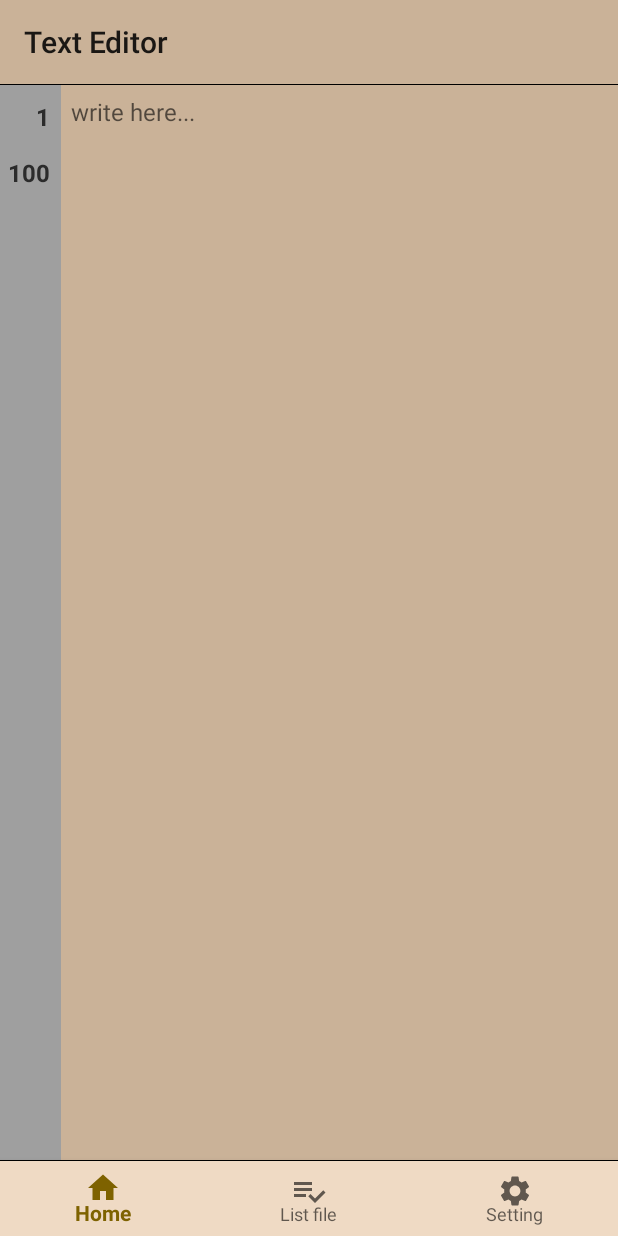
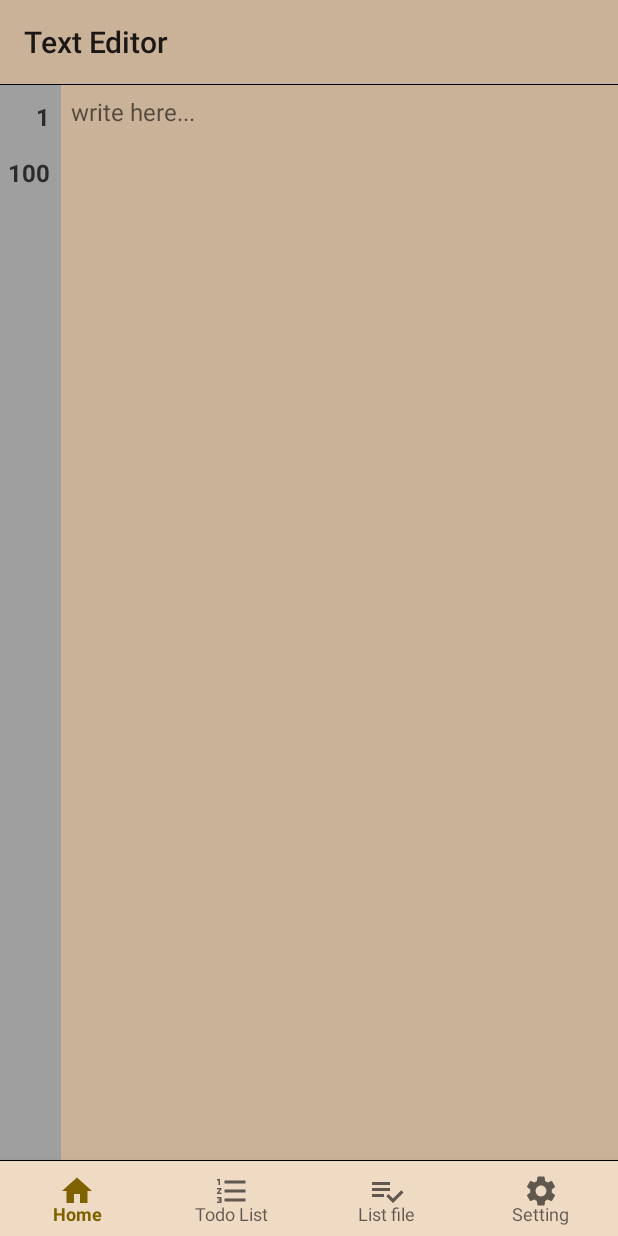
Before and after one commit to haumenphai/Android-TextEditor-Note-TodoList, an Android app: the screen it shows after launch (MainActivity), on a phone screen of 412 x 824 dp. Run offline under Robolectric (Android 15) with nearby library versions, the phone set to English and light mode, and no system bars; our stand-ins replace Room's generated code; libraries missing offline, so code that uses them is left out: promax.hmp.dev; 1 statement that could not run was skipped.

Commit message:
thêm chức năng: todo list (1)

```diff
--- a/app/src/main/java/promax/dohaumen/text_edittor_mvvm/data/FileTextDao.java
+++ b/app/src/main/java/promax/dohaumen/text_edittor_mvvm/data/file_text/FileTextDao.java
@@ -1,4 +1,4 @@
-package promax.dohaumen.text_edittor_mvvm.data;
+package promax.dohaumen.text_edittor_mvvm.data.file_text;
 
 
 import androidx.lifecycle.LiveData;
@@ -35,5 +35,4 @@ public interface FileTextDao {
     @Query("SELECT * FROM filetext WHERE isDeleted = :getListDelete")
     LiveData<List<FileText>> getLiveData(boolean getListDelete);
 
-
 }
--- a/app/src/main/java/promax/dohaumen/text_edittor_mvvm/data/FileTextDatabase.java
+++ b/app/src/main/java/promax/dohaumen/text_edittor_mvvm/data/file_text/FileTextDatabase.java
@@ -1,17 +1,13 @@
-package promax.dohaumen.text_edittor_mvvm.data;
+package promax.dohaumen.text_edittor_mvvm.data.file_text;
 
 
 import android.os.AsyncTask;
-import android.os.CountDownTimer;
 
 import androidx.annotation.NonNull;
-import androidx.room.Dao;
 import androidx.room.Database;
 import androidx.room.Room;
 import androidx.room.RoomDatabase;
 import androidx.sqlite.db.SupportSQLiteDatabase;
-
-import java.util.List;
 
 import promax.dohaumen.text_edittor_mvvm.MyApplication;
 import promax.dohaumen.text_edittor_mvvm.models.FileText;
--- a/app/src/main/java/promax/dohaumen/text_edittor_mvvm/data/FileTextRes.kt
+++ b/app/src/main/java/promax/dohaumen/text_edittor_mvvm/data/file_text/FileTextRes.kt
@@ -1,5 +1,6 @@
-package promax.dohaumen.text_edittor_mvvm.data
+package promax.dohaumen.text_edittor_mvvm.data.file_text
 
+import promax.dohaumen.text_edittor_mvvm.data.file_text.FileTextDatabase
 import promax.dohaumen.text_edittor_mvvm.helper.getCurrentDate12h
 import promax.dohaumen.text_edittor_mvvm.models.FileText
 
--- a/app/src/main/java/promax/dohaumen/text_edittor_mvvm/viewmodel/HomeFragmentViewModel.kt
+++ b/app/src/main/java/promax/dohaumen/text_edittor_mvvm/viewmodel/HomeFragmentViewModel.kt
@@ -5,7 +5,7 @@ import androidx.lifecycle.MutableLiveData
 import androidx.lifecycle.ViewModel
 import promax.dohaumen.text_edittor_mvvm.MyApplication
 import promax.dohaumen.text_edittor_mvvm.R
-import promax.dohaumen.text_edittor_mvvm.data.FileTextDatabase
+import promax.dohaumen.text_edittor_mvvm.data.file_text.FileTextDatabase
 import promax.dohaumen.text_edittor_mvvm.data.sharef.HomeFragmentData
 import promax.dohaumen.text_edittor_mvvm.helper.getCurrentDate12h
 import promax.dohaumen.text_edittor_mvvm.models.FileText
--- a/app/src/main/java/promax/dohaumen/text_edittor_mvvm/viewmodel/ListFileDeletedFragmentViewModel.kt
+++ b/app/src/main/java/promax/dohaumen/text_edittor_mvvm/viewmodel/ListFileDeletedFragmentViewModel.kt
@@ -3,7 +3,7 @@ package promax.dohaumen.text_edittor_mvvm.viewmodel
 import androidx.lifecycle.LiveData
 import androidx.lifecycle.MutableLiveData
 import androidx.lifecycle.ViewModel
-import promax.dohaumen.text_edittor_mvvm.data.FileTextDatabase
+import promax.dohaumen.text_edittor_mvvm.data.file_text.FileTextDatabase
 import promax.dohaumen.text_edittor_mvvm.models.FileText
 
 class ListFileDeletedFragmentViewModel: ViewModel() {
--- a/app/src/main/java/promax/dohaumen/text_edittor_mvvm/viewmodel/ListFileFragmentViewModel.kt
+++ b/app/src/main/java/promax/dohaumen/text_edittor_mvvm/viewmodel/ListFileFragmentViewModel.kt
@@ -3,10 +3,9 @@ package promax.dohaumen.text_edittor_mvvm.viewmodel
 import androidx.lifecycle.LiveData
 import androidx.lifecycle.MutableLiveData
 import androidx.lifecycle.ViewModel
-import promax.dohaumen.text_edittor_mvvm.MyApplication
 import promax.dohaumen.text_edittor_mvvm.R
-import promax.dohaumen.text_edittor_mvvm.data.FileTextDatabase
-import promax.dohaumen.text_edittor_mvvm.data.FileTextRes
+import promax.dohaumen.text_edittor_mvvm.data.file_text.FileTextDatabase
+import promax.dohaumen.text_edittor_mvvm.data.file_text.FileTextRes
 import promax.dohaumen.text_edittor_mvvm.helper.getCurrentDate12h
 import promax.dohaumen.text_edittor_mvvm.helper.getString
 import promax.dohaumen.text_edittor_mvvm.models.FileText
--- a/app/src/main/java/promax/dohaumen/text_edittor_mvvm/viewmodel/ViewFileActivityViewModel.kt
+++ b/app/src/main/java/promax/dohaumen/text_edittor_mvvm/viewmodel/ViewFileActivityViewModel.kt
@@ -3,7 +3,7 @@ package promax.dohaumen.text_edittor_mvvm.viewmodel
 import androidx.lifecycle.LiveData
 import androidx.lifecycle.MutableLiveData
 import androidx.lifecycle.ViewModel
-import promax.dohaumen.text_edittor_mvvm.data.FileTextRes
+import promax.dohaumen.text_edittor_mvvm.data.file_text.FileTextRes
 import promax.dohaumen.text_edittor_mvvm.data.sharef.HomeFragmentData
 import promax.dohaumen.text_edittor_mvvm.models.FileText
 
--- a/app/src/main/java/promax/dohaumen/text_edittor_mvvm/views/activity/MainActivity.kt
+++ b/app/src/main/java/promax/dohaumen/text_edittor_mvvm/views/activity/MainActivity.kt
@@ -1,24 +1,21 @@
 package promax.dohaumen.text_edittor_mvvm.views.activity
 
 //import promax.dohaumen.text_edittor_mvvm.databinding.ActivityMainBinding
-import android.content.pm.ActivityInfo
-import android.content.res.Configuration
 import android.os.Bundle
-import android.util.Log
-import android.widget.Toast
+import android.view.Menu
 import androidx.appcompat.app.AppCompatActivity
 import androidx.fragment.app.Fragment
-import androidx.fragment.app.FragmentManager
 import promax.dohaumen.text_edittor_mvvm.R
 import promax.dohaumen.text_edittor_mvvm.databinding.ActivityMainBinding
 import promax.dohaumen.text_edittor_mvvm.views.fragment.HomeFragment
 import promax.dohaumen.text_edittor_mvvm.views.fragment.ListFileFragment
 import promax.dohaumen.text_edittor_mvvm.views.fragment.SettingFragment
+import promax.dohaumen.text_edittor_mvvm.views.fragment.TodoListFragment
 
 
 class MainActivity : AppCompatActivity() {
     lateinit var b: ActivityMainBinding
-
+    lateinit var botNavMenu: Menu
 
 
     override fun onCreate(savedInstanceState: Bundle?) {
@@ -26,6 +23,9 @@ class MainActivity : AppCompatActivity() {
         b = ActivityMainBinding.inflate(layoutInflater)
         setContentView(b.root)
         controlFragmentWithSaveState()
+
+        b.bottomNav.inflateMenu(R.menu.bottom_nav_main)
+//        b.bottomNav.menu.getItem(1).isVisible = false
     }
 
     /**
@@ -36,11 +36,14 @@ class MainActivity : AppCompatActivity() {
         val homeFragment = HomeFragment()
         val listFileFragment = ListFileFragment()
         val settingFragment = SettingFragment()
+        val todoListFragment = TodoListFragment()
+
         var activeFragment: Fragment = homeFragment
         supportFragmentManager.beginTransaction().apply {
-            add(R.id.container_fragment, homeFragment, "homeFragment")
-            add(R.id.container_fragment, listFileFragment, "homeFragment").hide(listFileFragment)
-            add(R.id.container_fragment, settingFragment, "homeFragment").hide(settingFragment)
+            add(R.id.container_fragment, homeFragment, "home")
+            add(R.id.container_fragment, listFileFragment, "list").hide(listFileFragment)
+            add(R.id.container_fragment, settingFragment, "setting").hide(settingFragment)
+            add(R.id.container_fragment, todoListFragment, "todo_list").hide(todoListFragment)
         }.commit()
 
         b.bottomNav.setOnNavigationItemSelectedListener {
@@ -57,6 +60,10 @@ class MainActivity : AppCompatActivity() {
                 R.id.setting -> {
                     supportFragmentManager.beginTransaction().hide(activeFragment).show(settingFragment).commit()
                     activeFragment = settingFragment
+                }
+                R.id.todo_list -> {
+                    supportFragmentManager.beginTransaction().hide(activeFragment).show(todoListFragment).commit()
+                    activeFragment = todoListFragment
                 }
             }
 
--- a/app/src/main/java/promax/dohaumen/text_edittor_mvvm/views/custom/LineNumberedEditText.java
+++ b/app/src/main/java/promax/dohaumen/text_edittor_mvvm/views/custom/LineNumberedEditText.java
@@ -8,6 +8,8 @@ import android.graphics.Rect;
 import android.graphics.Typeface;
 import android.util.AttributeSet;
 import android.widget.EditText;
+
+import promax.dohaumen.text_edittor_mvvm.helper.TimeHelperKt;
 
 public class LineNumberedEditText extends EditText
 {
@@ -20,6 +22,7 @@ public class LineNumberedEditText extends EditText
         super(context);
         this.context = context;
         init();
+
     }
 
     public LineNumberedEditText(Context context, AttributeSet attrs)
--- /dev/null
+++ b/app/src/main/java/promax/dohaumen/text_edittor_mvvm/views/fragment/TodoListFragment.kt
@@ -0,0 +1,6 @@
+package promax.dohaumen.text_edittor_mvvm.views.fragment
+
+import androidx.fragment.app.Fragment
+
+class TodoListFragment: Fragment() {
+}
--- /dev/null
+++ b/app/src/main/res/drawable/ic_todo_list.xml
@@ -0,0 +1,10 @@
+<vector xmlns:android="http://schemas.android.com/apk/res/android"
+    android:width="24dp"
+    android:height="24dp"
+    android:viewportWidth="24"
+    android:viewportHeight="24"
+    android:tint="?attr/colorControlNormal">
+  <path
+      android:fillColor="@android:color/white"
+      android:pathData="M2,17h2v0.5L3,17.5v1h1v0.5L2,19v1h3v-4L2,16v1zM3,8h1L4,4L2,4v1h1v3zM2,11h1.8L2,13.1v0.9h3v-1L3.2,13L5,10.9L5,10L2,10v1zM7,5v2h14L21,5L7,5zM7,19h14v-2L7,17v2zM7,13h14v-2L7,11v2z"/>
+</vector>
--- a/app/src/main/res/layout/activity_main.xml
+++ b/app/src/main/res/layout/activity_main.xml
@@ -28,7 +28,8 @@
         android:layout_width="match_parent"
         android:layout_height="50dp"
         android:layout_alignParentBottom="true"
-        app:menu="@menu/bottom_nav"
         android:background="@color/color_edit_2"
+        app:labelVisibilityMode="labeled"
+        tools:menu="@menu/bottom_nav_main"
         />
 </RelativeLayout>
--- a/app/src/main/res/menu/bottom_nav.xml
+++ b/app/src/main/res/menu/bottom_nav_main.xml
@@ -5,6 +5,11 @@
         android:id="@+id/home"
         android:title="@string/nav_home"
         android:icon="@drawable/ic_home"
+        />
+    <item
+        android:id="@+id/todo_list"
+        android:title="@string/todo_list"
+        android:icon="@drawable/ic_todo_list"
         />
     <item
         android:id="@+id/list_file"
@@ -16,4 +21,6 @@
         android:title="@string/nav_setting"
         android:icon="@drawable/ic_setting"
         />
+
+
 </menu>
--- /dev/null
+++ b/app/src/main/res/values/dimens.xml
@@ -0,0 +1,4 @@
+<?xml version="1.0" encoding="utf-8"?>
+<resources xmlns:tools="http://schemas.android.com/tools">
+    <dimen name="design_bottom_navigation_active_text_size" tools:override = "true" >12sp</dimen>
+</resources>
--- a/app/src/main/res/values/strings.xml
+++ b/app/src/main/res/values/strings.xml
@@ -82,6 +82,7 @@
     <string name="cannot_write_file">Cannot save file</string>
     <string name="show_line_number">show line number</string>
     <string name="automatic_capitalization">automatic capitalization</string>
+    <string name="todo_list">Todo List</string>
 
 
 </resources>
```
Also changed, not shown: app/src/main/java/promax/dohaumen/text_edittor_mvvm/data/task/TaskDao.kt (added, +29 -0 lines), app/src/main/java/promax/dohaumen/text_edittor_mvvm/data/task/TaskDatabase.kt (added, +23 -0 lines), app/src/main/java/promax/dohaumen/text_edittor_mvvm/models/Task.kt (added, +28 -0 lines), app/src/main/res/layout/fragment_todo_list.xml (added, +7 -0 lines).
